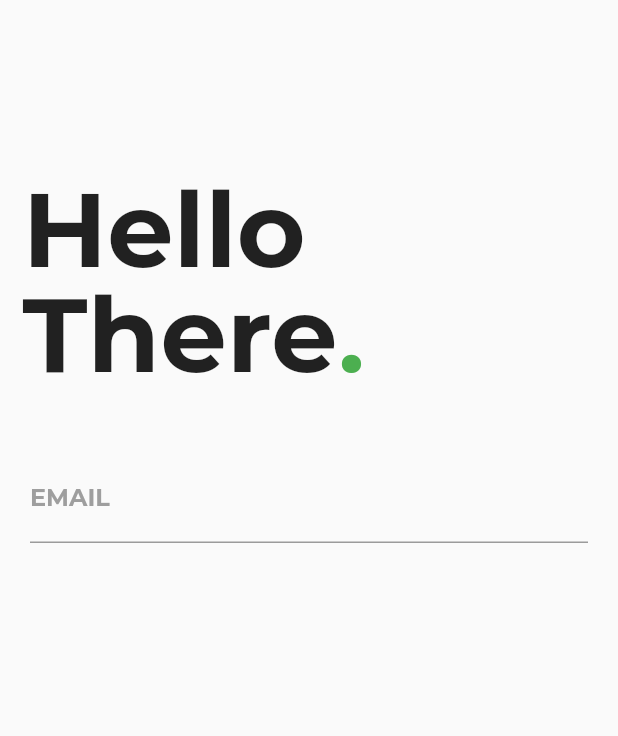
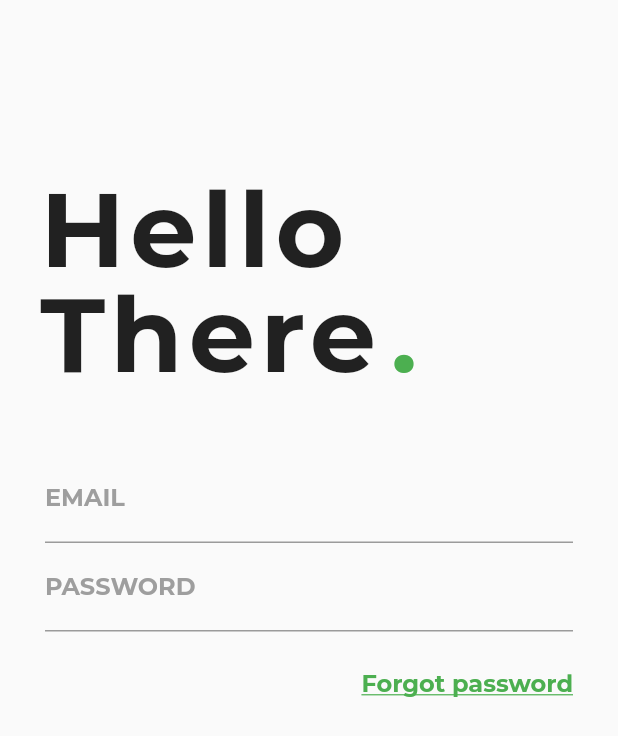
Before and after one commit to elraphty/Fluttersignupandlogin, a Flutter app: the screen it shows after launch, on a phone screen of 412 x 824 dp. Shown: the top 736 px of the screen. Run offline on Flutter 3.47's test engine with Material 2 defaults, Android fonts, the phone set to English and light mode, and no system bars; project files that could hold a hidden picture were left out.

Commit message:
added password fields

```diff
--- a/lib/main.dart
+++ b/lib/main.dart
@@ -72,7 +72,10 @@ class _MyHomePageState extends State<MyHomePage> {
     // fast, so that you can just rebuild anything that needs updating rather
     // than having to individually change instances of widgets.
     return Scaffold(
-      body: Column(
+      resizeToAvoidBottomPadding: false,
+      body: Padding(
+        padding: const EdgeInsets.fromLTRB(10.0, 0.0, 10.0, 0.0),
+        child: Column(
           crossAxisAlignment: CrossAxisAlignment.start,
           children: <Widget>[
             Container(
@@ -85,7 +88,8 @@ class _MyHomePageState extends State<MyHomePage> {
                       style: TextStyle(
                         fontSize: 70.0,
                         fontWeight: FontWeight.bold,
-                      fontFamily: 'Montserrat'
+                        fontFamily: 'Montserrat',
+                        letterSpacing: 3.5
                       ),
                     ),
                   ),
@@ -95,12 +99,12 @@ class _MyHomePageState extends State<MyHomePage> {
                       'There',
                       style: TextStyle(
                         fontSize: 70.0,
-                      fontWeight: FontWeight.bold, fontFamily: 'Montserrat'
+                        fontWeight: FontWeight.bold, fontFamily: 'Montserrat', letterSpacing: 3.5
                       ),
                     ),
                   ),
                   Container(
-                  padding: EdgeInsets.fromLTRB(223.0, 174.0, 0.0, 0.0),
+                    padding: EdgeInsets.fromLTRB(248.0, 174.0, 0.0, 0.0),
                     child: Text(
                       '.',
                       style: TextStyle(
@@ -131,12 +135,48 @@ class _MyHomePageState extends State<MyHomePage> {
                           )
                         )
                     ),
+                  ),
+                  TextField(
+                    decoration: InputDecoration(
+                        labelText: 'PASSWORD',
+                        labelStyle: TextStyle(
+                            fontFamily: 'Montserrat',
+                            fontWeight: FontWeight.bold,
+                            color: Colors.grey
+                        ),
+                        focusedBorder: UnderlineInputBorder(
+                            borderSide: BorderSide(
+                                color: Colors.green
+                            )
+                        )
+                    ),
+                    obscureText: true,
+                  ),
+                  SizedBox(
+                    height: 5.0,
+                  ),
+                  Container(
+                    alignment: Alignment.topRight,
+                    padding: EdgeInsets.only(top: 20.0, left: 20.0),
+                    child: InkWell(
+                      child: Text(
+                        'Forgot password',
+                        style: TextStyle(
+                          color: Colors.green,
+                          fontWeight: FontWeight.bold,
+                          fontFamily: 'Montserrat',
+                          fontSize: 16,
+                          decoration: TextDecoration.underline
+                        ),
+                      ),
+                    )
                   )
                 ],
               ),
             )
           ],
         ),
+      ),
     );
   }
 }
```
Lines whose indentation alone changed are shown as unchanged.
